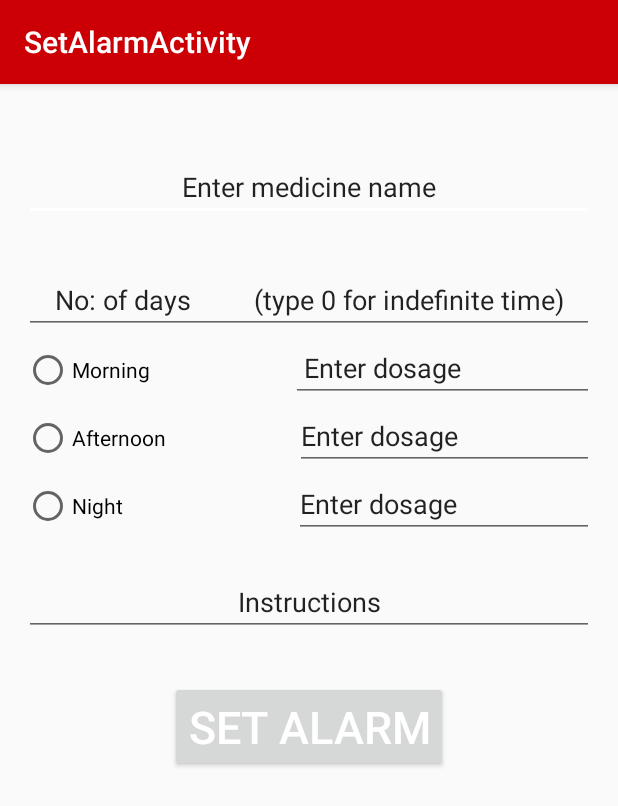
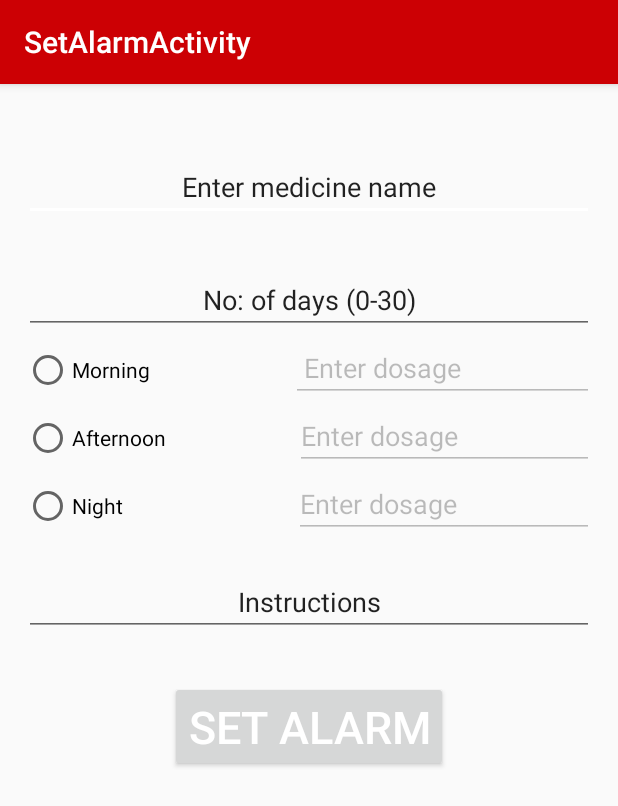
Before and after one commit to dheerajr17/MedTime2, an Android app: the SetAlarmActivity screen opened directly, with no data from a screen before it, on a phone screen of 412 x 824 dp. Shown: the top 806 px of the screen. Run offline under Robolectric (Android 15) with nearby library versions, the phone set to English and light mode, and no system bars; libraries missing offline, so code that uses them is left out: info.hoang8f.widget; plain views replace FButton; 1 statement that could not run was skipped.

Commit message:
changed set alarm activity

```diff
--- a/app/src/main/java/dp/com/medtime/SetAlarmActivity.java
+++ b/app/src/main/java/dp/com/medtime/SetAlarmActivity.java
@@ -6,17 +6,59 @@ import android.support.design.widget.Snackbar;
 import android.support.v7.app.AppCompatActivity;
 import android.support.v7.widget.Toolbar;
 import android.view.View;
+import android.widget.EditText;
+import android.widget.RadioButton;
 
-public class SetAlarmActivity extends AppCompatActivity {
+import info.hoang8f.widget.FButton;
 
+public class SetAlarmActivity extends AppCompatActivity implements View.OnClickListener{
+    FButton setAlarm;
+    RadioButton morning,afternoon,night;
+    EditText medName,medDays;
+    EditText dosage1,dosage2,dosage3;
     @Override
     protected void onCreate(Bundle savedInstanceState) {
         super.onCreate(savedInstanceState);
         setContentView(R.layout.activity_set_alarm);
         Toolbar toolbar = (Toolbar) findViewById(R.id.toolbar);
         setSupportActionBar(toolbar);
-
-
+        setAlarm=(FButton)findViewById(R.id.setAlarm);
+        morning=(RadioButton)findViewById(R.id.morning);
+        afternoon=(RadioButton)findViewById(R.id.afternoon);
+        night=(RadioButton)findViewById(R.id.night);
+        medName=(EditText)findViewById(R.id.medName);
+        medDays=(EditText)findViewById(R.id.medDays);
+        dosage1=(EditText)findViewById(R.id.dosage1);
+        dosage2=(EditText)findViewById(R.id.dosage2);
+        dosage3=(EditText)findViewById(R.id.dosage3);
+        dosage1.setEnabled(false);
+        dosage2.setEnabled(false);
+        dosage3.setEnabled(false);
     }
 
+    @Override
+    public void onClick(View v) {
+        switch(v.getId()){
+            case R.id.setAlarm:
+                break;
+            case R.id.morning:
+                dosage1.setEnabled(true);
+                dosage1.setText("");
+                break;
+            case R.id.afternoon:
+                dosage2.setEnabled(true);
+                dosage2.setText("");
+                break;
+            case R.id.night:
+                dosage3.setEnabled(true);
+                dosage3.setText("");
+                break;
+            case R.id.medName:
+                medName.setText("");
+                break;
+            case R.id.medDays:
+                medDays.setText("");
+                break;
+        }
+    }
 }
--- a/app/src/main/res/layout/content_set_alarm.xml
+++ b/app/src/main/res/layout/content_set_alarm.xml
@@ -23,8 +23,7 @@
         android:paddingTop="40dp"
         android:layout_width="match_parent"
         android:layout_height="wrap_content"
-        android:text="No: of days
-        (type 0 for indefinite time)"
+        android:text="No: of days (0-30)"
         android:gravity="center"
         android:id="@+id/medDays"
         android:layout_gravity="center"
@@ -32,7 +31,7 @@
     <LinearLayout
         android:orientation="vertical"
         android:layout_width="match_parent"
-        android:layout_height="wrap_content">//make dialog pop up
+        android:layout_height="wrap_content">
         <LinearLayout
             android:orientation="horizontal"
 
```
Also changed, not shown: app/src/main/res/layout/content_signup.xml (+6 -1 lines), 2 other files.
